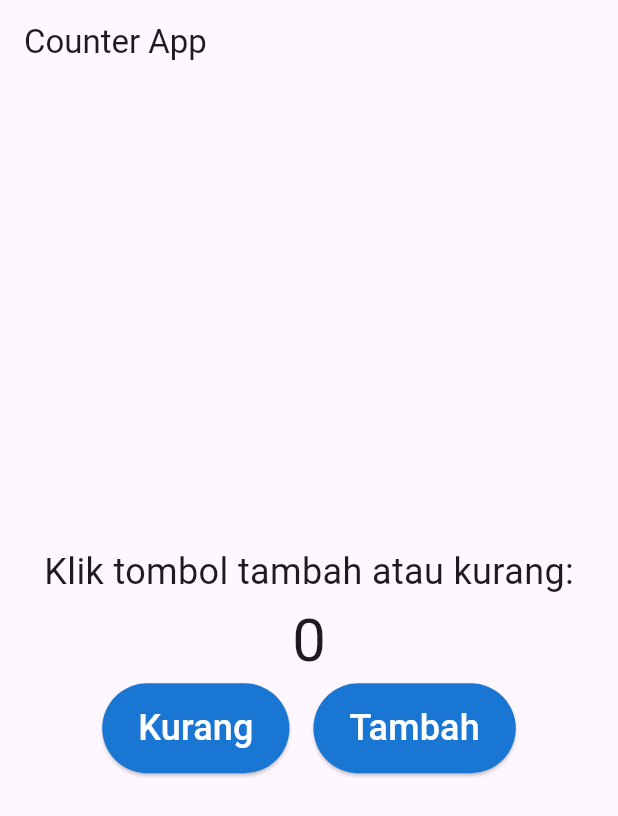
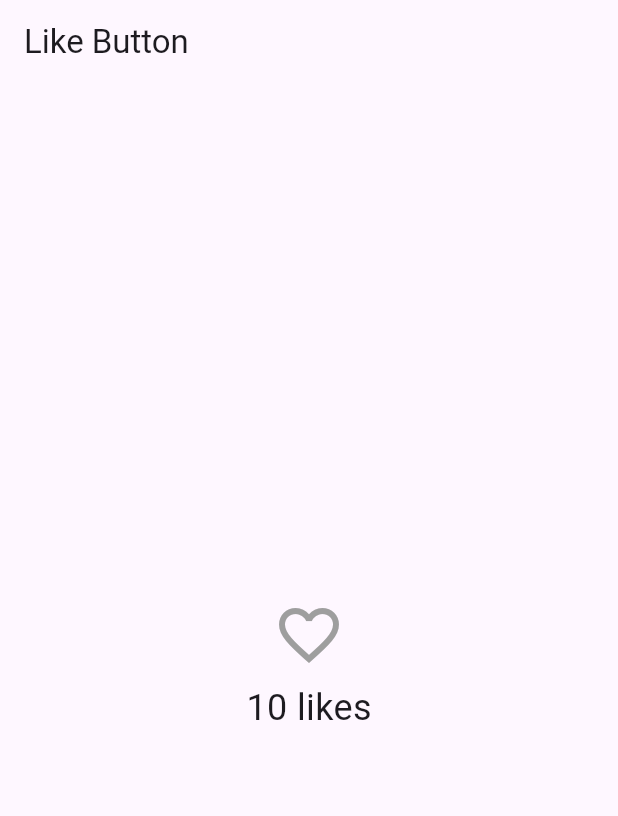
Before and after one commit to hanifahifa/PRAKTIKUM_MOBILE, a Flutter app: the screen it shows after launch, on a phone screen of 412 x 824 dp. Shown: the top 816 px of the screen. Run offline on Flutter 3.47's test engine with Material 3 defaults, Android fonts, the phone set to English and light mode, and no system bars.

Commit message:
percobaan 2

```diff
--- a/lib/main.dart
+++ b/lib/main.dart
@@ -1,5 +1,4 @@
 import 'package:flutter/material.dart';
-import 'package:flutter/services.dart';
 
 void main() {
   runApp(const MyApp());
@@ -10,76 +9,56 @@ class MyApp extends StatelessWidget {
 
   @override
   Widget build(BuildContext context) {
-    return const MaterialApp(
-      title: 'Stateful Widget Demo',
-      home: CounterPage(),
+    return MaterialApp(
+      debugShowCheckedModeBanner: false,
+      title: 'Flutter Demo',
+      theme: ThemeData(primarySwatch: Colors.blue),
+      home: const LikeButtonPage(),
     );
   }
 }
 
-class CounterPage extends StatefulWidget {
-  const CounterPage({super.key});
+class LikeButtonPage extends StatefulWidget {
+  const LikeButtonPage({super.key});
 
   @override
-  _CounterPageState createState() => _CounterPageState();
+  State<LikeButtonPage> createState() => _LikeButtonPageState();
 }
 
-class _CounterPageState extends State<CounterPage> {
-  int _counter = 0; // state
+class _LikeButtonPageState extends State<LikeButtonPage> {
+  bool _isLiked = false; // state untuk status like
+  int _likeCount = 10; // jumlah awal like
 
-  void _incrementCounter() {
+  // Method untuk toggle Like
+  void _toggleLike() {
     setState(() {
-      _counter++;
-    });
-  }
-
-  void _decrementCounter() {
-    setState(() {
-      _counter--;
+      if (_isLiked) {
+        _likeCount--;
+        _isLiked = false;
+      } else {
+        _likeCount++;
+        _isLiked = true;
+      }
     });
   }
 
   @override
   Widget build(BuildContext context) {
     return Scaffold(
-      appBar: AppBar(title: const Text('Counter App')),
+      appBar: AppBar(title: const Text('Like Button')),
       body: Center(
         child: Column(
           mainAxisAlignment: MainAxisAlignment.center,
           children: [
-            const Text(
-              'Klik tombol tambah atau kurang:',
-              style: TextStyle(fontSize: 24),
+            IconButton(
+              icon: Icon(
+                _isLiked ? Icons.favorite : Icons.favorite_border,
+                color: _isLiked ? Colors.red : Colors.grey,
+                size: 48,
+              ),
+              onPressed: _toggleLike,
             ),
-            Text('$_counter', style: const TextStyle(fontSize: 40)),
-            Row(
-              mainAxisAlignment: MainAxisAlignment.center,
-              children: [
-                ElevatedButton(
-                  style: ElevatedButton.styleFrom(
-                    backgroundColor: Colors.blue[700],
-                    minimumSize: const Size(100, 60),
-                  ),
-                  onPressed: _decrementCounter,
-                  child: const Text(
-                    'Kurang',
-                    style: TextStyle(color: Colors.white, fontSize: 24),
-                  ),
-                ),
-                const SizedBox(width: 16),
-                ElevatedButton(
-                  style: ElevatedButton.styleFrom(
-                    backgroundColor: Colors.blue[700],
-                    minimumSize: const Size(100, 60),
-                  ),
-                  onPressed: _incrementCounter,
-                  child: const Text(
-                    'Tambah',
-                    style: TextStyle(color: Colors.white, fontSize: 24),
-                  ),
-                ),
-              ],
-            ),
+            Text('$_likeCount likes', style: const TextStyle(fontSize: 24)),
           ],
         ),
       ),
```
